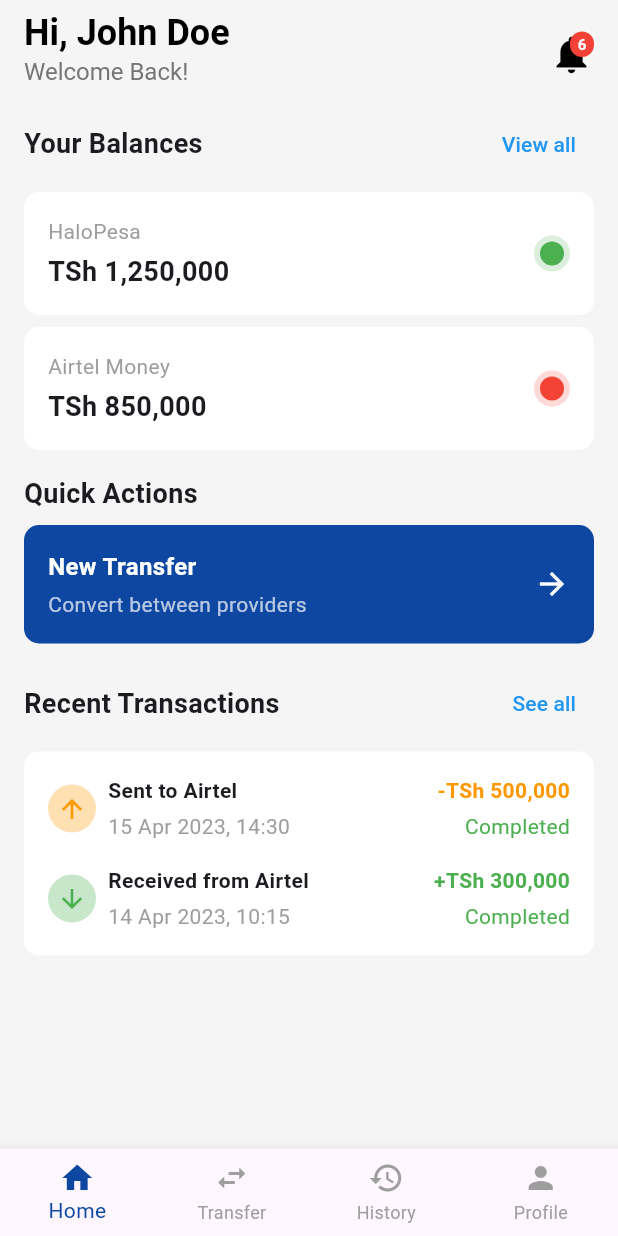
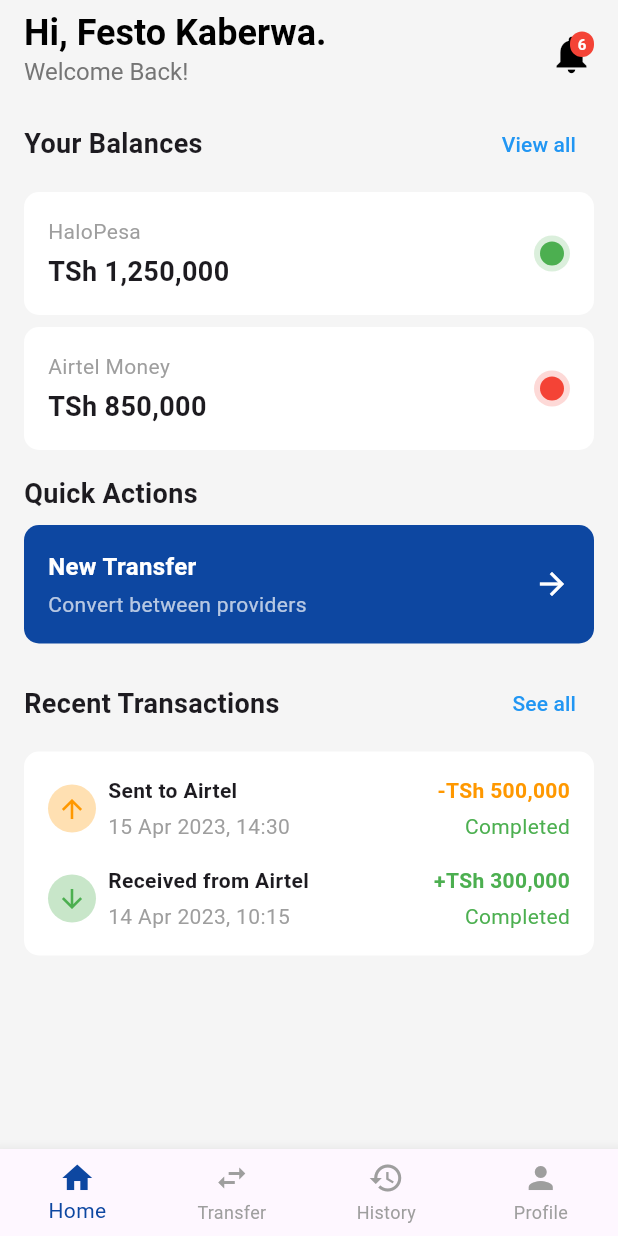
Before and after one commit to FESTO1/inter-agent-transaction-app, a Flutter app: the screen it shows after launch, on a phone screen of 412 x 824 dp. Run offline on Flutter 3.47's test engine with Material 3 defaults, Android fonts, the phone set to English and light mode, and no system bars.

Commit message:
chore:changed user name

```diff
--- a/lib/Pages/dashboard_page.dart
+++ b/lib/Pages/dashboard_page.dart
@@ -28,7 +28,7 @@ class _DashboardPageState extends State<DashboardPage> {
                 crossAxisAlignment: CrossAxisAlignment.start,
                 children: [
                   Text(
-                    'Hi, John Doe',
+                    'Hi, Festo Kaberwa.',
                     style: TextStyle(
                       fontSize: 24,
                       fontWeight: FontWeight.bold,
```
